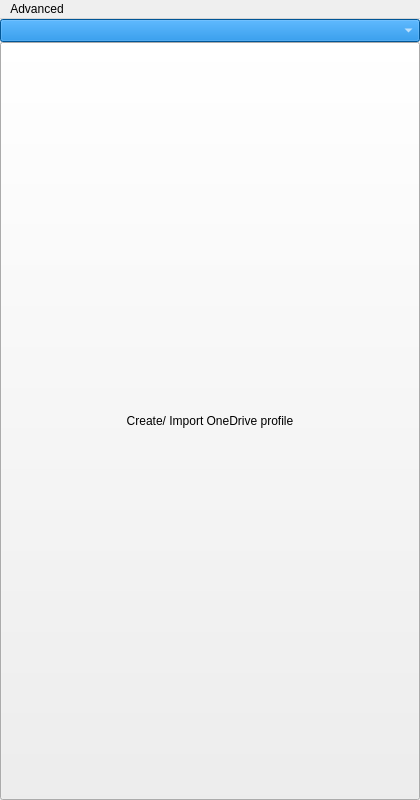
Old version of the form src/ui/mainwindow.ui in the repository bpozdena/OneDriveGUI.
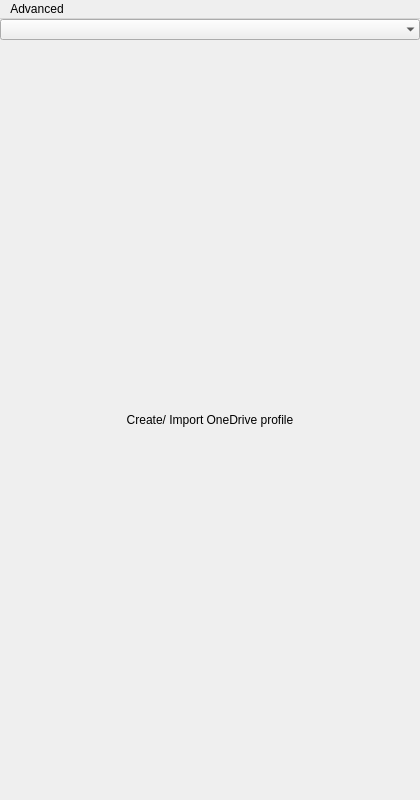
New version of the form. Icons and pictures are not drawn.

Commit message: Implement combined start/stop button + styling changes.

Diff of the .ui file:
```diff
--- a/src/ui/mainwindow.ui
+++ b/src/ui/mainwindow.ui
@@ -63,9 +63,42 @@
          <enum>Qt::DefaultContextMenu</enum>
         </property>
         <property name="styleSheet">
-         <string notr="true">background-color: rgb(0, 120, 212);
+         <string notr="true">QComboBox
+{
+border : 0px black;
+border-radius : 0px;
+background-color: rgb(0, 120, 212);
+color: rgb(255, 255, 255);
+}
+
+QComboBox::drop-down {
+	border : 0px black;
+	background-color: rgb(0, 120, 212);
+	text-transform: uppercase;
+	color: rgb(255, 255, 255);
+}
+
+QComboBox QAbstractItemView::item { 
+	background-color: rgb(0, 120, 212);
+	text-transform: uppercase;
+	color: rgb(255, 255, 255);
+}
+
+QComboBox::down-arrow {
+    image: url(resources/images/user-account.png);
+    width: 20px;
+    height: 20px;
+}
+
+background-color: rgb(0, 120, 212);
 color: rgb(255, 255, 255);</string>
         </property>
+        <property name="duplicatesEnabled">
+         <bool>false</bool>
+        </property>
+        <property name="frame">
+         <bool>false</bool>
+        </property>
        </widget>
       </item>
       <item>
@@ -88,6 +121,9 @@
           <property name="text">
            <string>Create/ Import OneDrive profile</string>
           </property>
+          <property name="flat">
+           <bool>true</bool>
+          </property>
          </widget>
         </item>
        </layout>
```
The commit also changes 7 other files.
